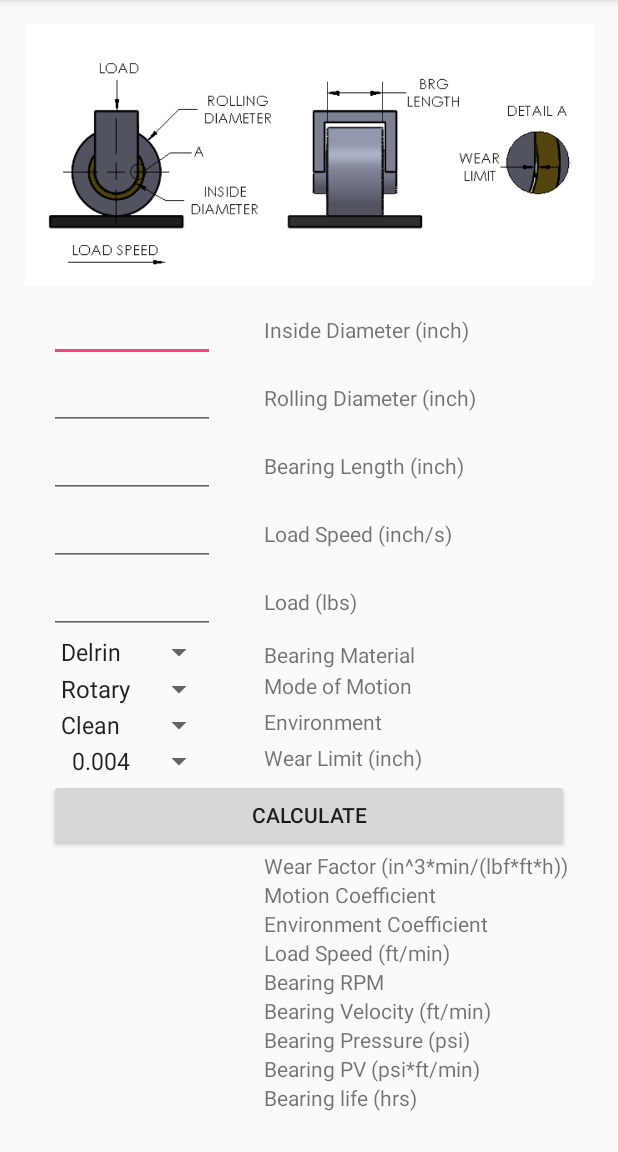
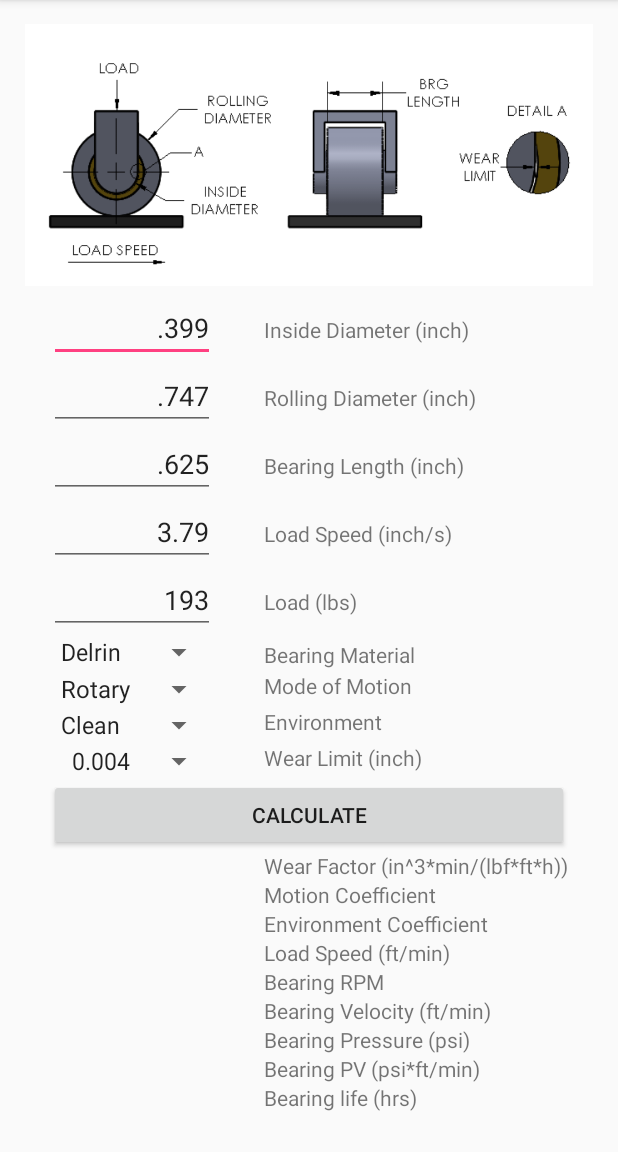
Before and after one commit to g-marsh/SleeveBearings, an Android app: the screen it shows after launch (MainActivity), on a phone screen of 412 x 824 dp, the part 84-1236 px from its top. Run offline under Robolectric (Android 15) with nearby library versions, the phone set to English and light mode, and no system bars.

```diff
--- a/app/src/main/java/com/gregmarsh/sleevebearings/MainActivity.java
+++ b/app/src/main/java/com/gregmarsh/sleevebearings/MainActivity.java
@@ -8,6 +8,7 @@ import android.widget.EditText;
 import android.widget.ScrollView;
 import android.widget.Spinner;
 import android.widget.TextView;
+import static java.lang.Math.PI;
 
 public class MainActivity extends AppCompatActivity {
 
@@ -26,7 +27,7 @@ public class MainActivity extends AppCompatActivity {
     TextView tvEnviornmentCoefficient;
     TextView tvLoadSpeedFPM;
     TextView tvBrgRPM;
-    TextView tvBrgVelocity;
+    TextView tvBrgVel;
     TextView tvBrgPressure;
     TextView tvBrgPV;
     TextView tvBrgLifeHrs;
@@ -76,7 +77,7 @@ public class MainActivity extends AppCompatActivity {
         tvEnviornmentCoefficient = (TextView)findViewById(R.id.textView13);
         tvLoadSpeedFPM = (TextView)findViewById(R.id.textView15);
         tvBrgRPM = (TextView)findViewById(R.id.textView17);
-        tvBrgVelocity = (TextView)findViewById(R.id.textView19);
+        tvBrgVel = (TextView)findViewById(R.id.textView19);
         tvBrgPressure = (TextView)findViewById(R.id.textView21);
         tvBrgPV = (TextView)findViewById(R.id.textView23);
         tvBrgLifeHrs = (TextView)findViewById(R.id.textView25);
@@ -145,7 +146,10 @@ public class MainActivity extends AppCompatActivity {
 //                double dblBrgLife;
                 dblLoadSpeedFPM = Double.valueOf(etLoadSpeedIPS.getText().toString())*60/12;
                 tvLoadSpeedFPM.setText(String.valueOf(dblLoadSpeedFPM));
-//                dblBrgRPM = dblLoadSpeedFPM * 12 / (Math.PI)
+                dblBrgRPM = dblLoadSpeedFPM * 12 /(PI*Double.valueOf(etRollDia.getText().toString()));
+                tvBrgRPM.setText(String.format("%.2f",dblBrgRPM));
+                dblBrgVel = dblLoadSpeedFPM *Double.valueOf(etID.getText().toString())/Double.valueOf(etRollDia.getText().toString());
+                tvBrgVel.setText(String.format("%.2f",dblBrgVel));
 
                 scrollView.post(new Runnable() {
                     @Override
--- a/app/src/main/res/layout/activity_main.xml
+++ b/app/src/main/res/layout/activity_main.xml
@@ -48,7 +48,8 @@
                 android:id="@+id/editText"
                 android:width="75dp"
                 android:layout_column="0"
-                android:gravity="end" />
+                android:gravity="end"
+                android:text=".399" />
 
             <TextView
                 android:layout_width="wrap_content"
@@ -70,7 +71,8 @@
                 android:id="@+id/editText1"
                 android:width="75dp"
                 android:layout_column="0"
-                android:gravity="end" />
+                android:gravity="end"
+                android:text=".747" />
 
             <TextView
                 android:layout_width="wrap_content"
@@ -92,7 +94,8 @@
                 android:id="@+id/editText2"
                 android:width="75dp"
                 android:layout_column="0"
-                android:gravity="end" />
+                android:gravity="end"
+                android:text=".625" />
 
             <TextView
                 android:layout_width="wrap_content"
@@ -114,7 +117,8 @@
                 android:id="@+id/editText3"
                 android:width="75dp"
                 android:layout_column="0"
-                android:gravity="end" />
+                android:gravity="end"
+                android:text="3.79" />
 
             <TextView
                 android:layout_width="wrap_content"
@@ -136,7 +140,8 @@
                 android:id="@+id/editText4"
                 android:width="75dp"
                 android:layout_column="0"
-                android:gravity="end" />
+                android:gravity="end"
+                android:text="193" />
 
             <TextView
                 android:layout_width="wrap_content"
--- a/app/src/main/res/values/strings.xml
+++ b/app/src/main/res/values/strings.xml
@@ -29,7 +29,7 @@
     </string-array>
     <string-array name="aryMotion">
         <item>Rotary</item>
-        <item>Linear</item>
+        <!--<item>Linear</item>-->
         <item>Oscillatory</item>
     </string-array>
     <string-array name="aryEnvironment">
```
